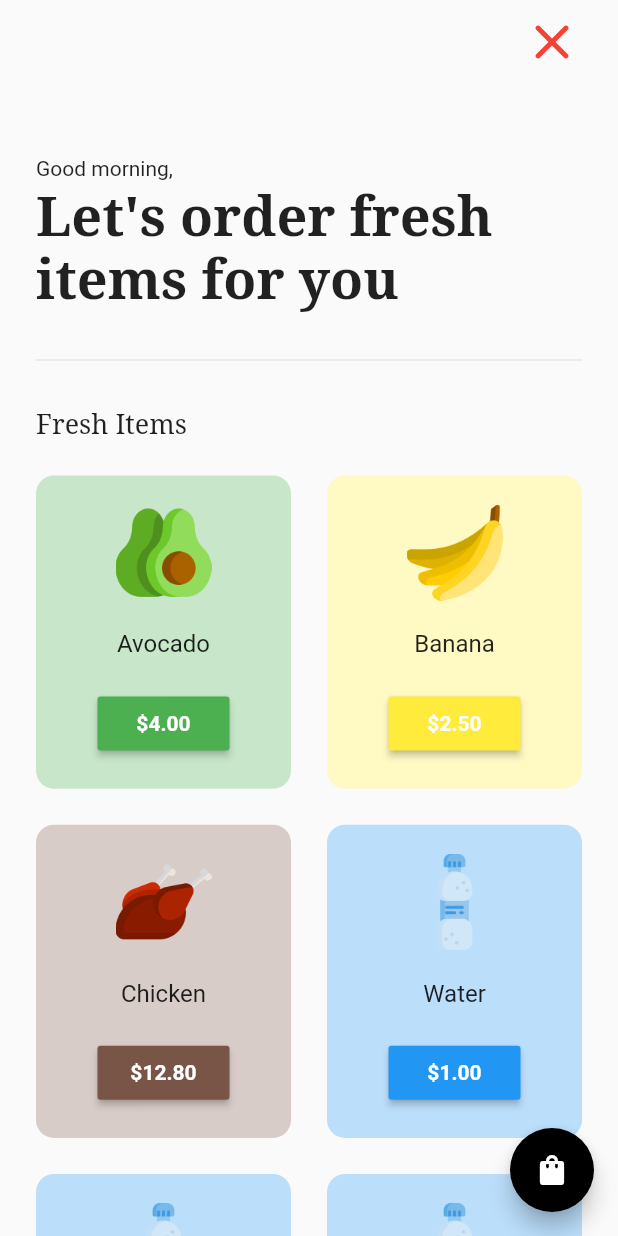
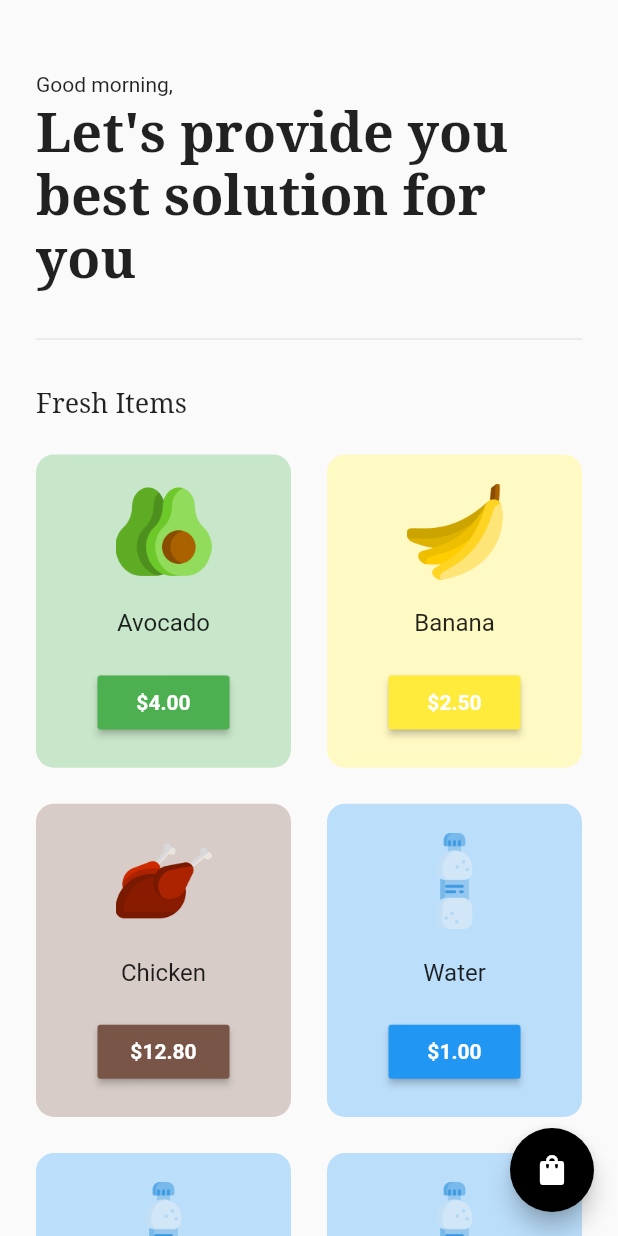
Before and after one commit to suriyarichard/farmfield, a Flutter app: the HomePage screen opened directly, on a phone screen of 412 x 824 dp. Run offline on Flutter 3.47's test engine with Material 2 defaults, Android fonts, the phone set to English and light mode, and no system bars; our stand-ins replace cloud_firestore, country_picker, firebase_auth, firebase_core, firebase_storage, flutter_spinkit and 3 more; accounts and stored records are empty.

Commit message:
change updated

```diff
--- a/lib/e-commers/pages/home_page.dart
+++ b/lib/e-commers/pages/home_page.dart
@@ -1,3 +1,5 @@
+import 'dart:io';
+
 import 'package:farmfield/widgets/snackbar/snackbar.dart';
 import 'package:flutter/material.dart';
 import 'package:google_fonts/google_fonts.dart';
@@ -17,37 +19,38 @@ class _HomePageState extends State<HomePage> {
   @override
   Widget build(BuildContext context) {
     return Scaffold(
-      appBar: AppBar(
-        // leading: IconButton(
-        //     icon: const Icon(Icons.close_rounded, color: Colors.black),
-        //     onPressed: () {
-        //       Navigator.pushNamed(context, '/return');
-        //     }),
-        backgroundColor: Colors.transparent,
-        elevation: 0,
-        // title: Text(
-        //   '',
-        //   style: TextStyle(
-        //     fontSize: 16,
-        //     color: Colors.grey[700],
-        //   ),
-        // ),
-        // centerTitle: false,
-        actions: [
-          Padding(
-            padding: const EdgeInsets.only(right: 24.0),
-            child: IconButton(
-                icon: const Icon(
-                  Icons.close_rounded,
-                  color: Colors.red,
-                  size: 40,
-                ),
-                onPressed: () {
-                  Navigator.pushNamed(context, '/return');
-                }),
-          ),
-        ],
-      ),
+      // appBar: AppBar(
+      //   // leading: IconButton(
+      //   //     icon: const Icon(Icons.close_rounded, color: Colors.black),
+      //   //     onPressed: () {
+      //   //       Navigator.pushNamed(context, '/return');
+      //   //     }),
+      //   backgroundColor: Colors.transparent,
+      //   elevation: 0,
+      //   // title: Text(
+      //   //   '',
+      //   //   style: TextStyle(
+      //   //     fontSize: 16,
+      //   //     color: Colors.grey[700],
+      //   //   ),
+      //   // ),
+      //   // centerTitle: false,
+      //   actions: [
+      //     Padding(
+      //       padding: const EdgeInsets.only(right: 24.0),
+      //       child: IconButton(
+      //           icon: const Icon(
+      //             Icons.close_rounded,
+      //             color: Colors.red,
+      //             size: 40,
+      //           ),
+      //           onPressed: () {
+      //             // exit(0);
+      //             Navigator.pushNamed(context, '/return');
+      //           }),
+      //     ),
+      //   ],
+      // ),
       floatingActionButton: FloatingActionButton(
         backgroundColor: Colors.black,
         onPressed: () => Navigator.push(
@@ -77,7 +80,8 @@ class _HomePageState extends State<HomePage> {
           Padding(
             padding: const EdgeInsets.symmetric(horizontal: 24.0),
             child: Text(
-              "Let's order fresh items for you",
+              "Let's provide you best solution for you",
+              // order fresh items for you",
               style: GoogleFonts.notoSerif(
                 fontSize: 36,
                 fontWeight: FontWeight.bold,
--- a/lib/screens/dashboard/dashboard.dart
+++ b/lib/screens/dashboard/dashboard.dart
@@ -1,3 +1,4 @@
+import 'package:farmfield/e-commers/pages/home_page.dart';
 import 'package:farmfield/e-commers/pages/intro_screen.dart';
 import 'package:farmfield/screens/Crop/cropscreen.dart';
 import 'package:farmfield/screens/HomeScreen/homeScreen.dart';
@@ -20,7 +21,8 @@ class _DashBoardState extends State<DashBoard> {
     CropList(),
     MapScreen(),
     Profile(),
-    IntroScreen(),
+    HomePage(),
+    // IntroScreen(),
     // Weather()
   ];
   void onItemTapped(int index) {
```
Also changed, not shown: lib/screens/profile/profile.dart (+14 -38 lines).
